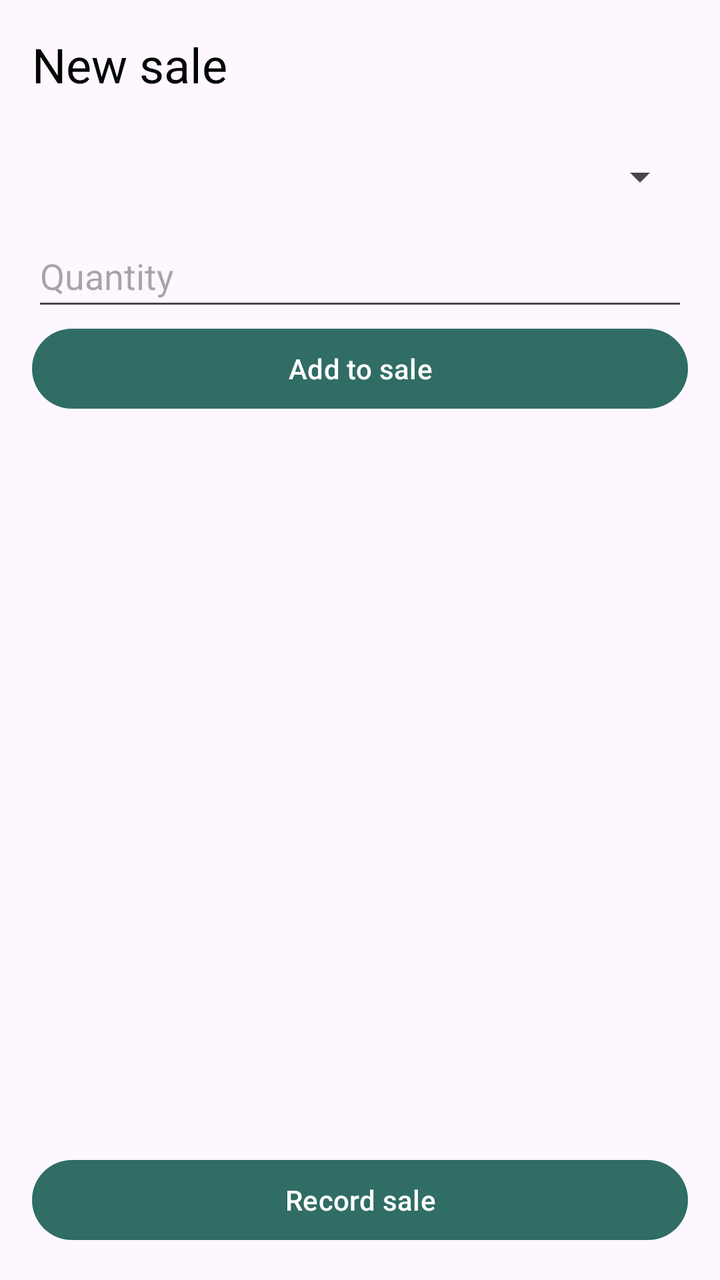
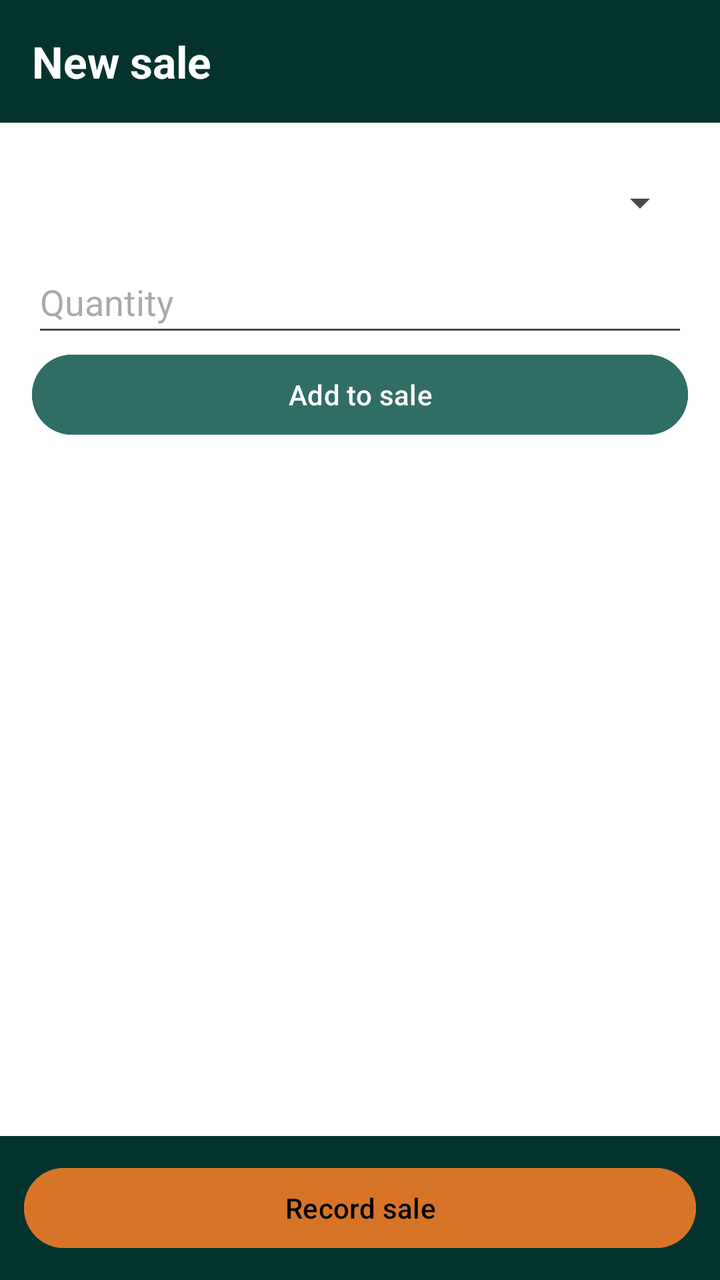

The first picture is an Android layout as it rendered before a commit; the second is the same layout after the commit. The layout source and the unified diff follow.
<!-- AndroidManifest.xml: application theme Theme.StockSense -->
<!-- res/layout/activity_new_sale.xml -->
<?xml version="1.0" encoding="utf-8"?>
<LinearLayout xmlns:android="http://schemas.android.com/apk/res/android"
    android:layout_width="match_parent"
    android:layout_height="match_parent"
    android:fitsSystemWindows="true"
    android:orientation="vertical">
<LinearLayout xmlns:android="http://schemas.android.com/apk/res/android"
    android:layout_width="match_parent"
    android:layout_height="match_parent"
    android:orientation="vertical"
    android:padding="16dp">

    <TextView
        android:layout_width="wrap_content"
        android:layout_height="wrap_content"
        android:text="@string/sales_title_new_sale"
        android:textColor="@color/stocksense_text"
        android:textSize="24sp" />

    <Spinner
        android:id="@+id/spProducts"
        android:layout_width="match_parent"
        android:layout_height="48dp"
        android:layout_marginTop="16dp" />

    <EditText
        android:id="@+id/etQuantity"
        android:layout_width="match_parent"
        android:layout_height="wrap_content"
        android:minHeight="48dp"
        android:hint="@string/sales_hint_quantity"
        android:inputType="number" />

    <Button
        android:id="@+id/btnAddItem"
        android:layout_width="match_parent"
        android:layout_height="wrap_content"
        android:minHeight="48dp"
        android:text="@string/sales_btn_add_item" />

    <ListView
        android:id="@+id/lvCart"
        android:layout_width="match_parent"
        android:layout_height="0dp"
        android:layout_weight="1" />

    <TextView
        android:id="@+id/tvTotal"
        android:layout_width="match_parent"
        android:layout_height="wrap_content"
        android:layout_marginTop="8dp"
        android:textColor="@color/stocksense_text"
        android:textSize="18sp" />

    <Button
        android:id="@+id/btnRecordSale"
        android:layout_width="match_parent"
        android:layout_height="wrap_content"
        android:minHeight="48dp"
        android:text="@string/sales_btn_record" />

</LinearLayout>
</LinearLayout>
<!-- resources referenced by this layout -->
<resources>
  <color name="stocksense_text">#040606</color>
  <string name="sales_btn_add_item">Add to sale</string>
  <string name="sales_btn_record">Record sale</string>
  <string name="sales_hint_quantity">Quantity</string>
  <string name="sales_title_new_sale">New sale</string>
  <style name="Theme.StockSense" parent="Base.Theme.StockSense" />
  <style name="Base.Theme.StockSense" parent="Theme.Material3.Light.NoActionBar">
          
          <item name="colorPrimary">@color/stocksense_primary</item>
          <item name="android:forceDarkAllowed" tools:targetApi="q">false</item>
      </style>
  <color name="stocksense_primary">#306D64</color>
</resources>

<!-- the commit's change to res/layout/activity_new_sale.xml (unified diff, before → after) -->
@@ -3,61 +3,81 @@
     android:layout_width="match_parent"
     android:layout_height="match_parent"
     android:fitsSystemWindows="true"
+    android:background="@color/stocksense_dark"
     android:orientation="vertical">
-<LinearLayout xmlns:android="http://schemas.android.com/apk/res/android"
-    android:layout_width="match_parent"
-    android:layout_height="match_parent"
-    android:orientation="vertical"
-    android:padding="16dp">
 
     <TextView
-        android:layout_width="wrap_content"
-        android:layout_height="wrap_content"
-        android:text="@string/sales_title_new_sale"
-        android:textColor="@color/stocksense_text"
-        android:textSize="24sp" />
-
-    <Spinner
-        android:id="@+id/spProducts"
-        android:layout_width="match_parent"
-        android:layout_height="48dp"
-        android:layout_marginTop="16dp" />
-
-    <EditText
-        android:id="@+id/etQuantity"
         android:layout_width="match_parent"
         android:layout_height="wrap_content"
-        android:minHeight="48dp"
-        android:hint="@string/sales_hint_quantity"
-        android:inputType="number" />
+        android:background="@color/stocksense_dark"
+        android:padding="16dp"
+        android:text="@string/sales_title_new_sale"
+        android:textColor="@color/white"
+        android:textSize="22sp"
+        android:textStyle="bold" />
 
-    <Button
-        android:id="@+id/btnAddItem"
+    <LinearLayout
+        android:layout_width="match_parent"
+        android:layout_height="0dp"
+        android:layout_weight="1"
+        android:background="@color/white"
+        android:orientation="vertical"
+        android:padding="16dp">
+
+        <Spinner
+            android:id="@+id/spProducts"
+            android:layout_width="match_parent"
+            android:layout_height="48dp" />
+
+        <EditText
+            android:id="@+id/etQuantity"
+            android:layout_width="match_parent"
+            android:layout_height="wrap_content"
+            android:minHeight="48dp"
+            android:hint="@string/sales_hint_quantity"
+            android:inputType="number" />
+
+        <Button
+            android:id="@+id/btnAddItem"
+            android:layout_width="match_parent"
+            android:layout_height="wrap_content"
+            android:backgroundTint="@color/stocksense_primary"
+            android:minHeight="48dp"
+            android:text="@string/sales_btn_add_item"
+            android:textColor="@color/white" />
+
+        <ListView
+            android:id="@+id/lvCart"
+            android:layout_width="match_parent"
+            android:layout_height="0dp"
+            android:layout_weight="1" />
+
+        <TextView
+            android:id="@+id/tvTotal"
+            android:layout_width="match_parent"
+            android:layout_height="wrap_content"
+            android:layout_marginTop="8dp"
+            android:textColor="@color/stocksense_primary"
+            android:textSize="20sp"
+            android:textStyle="bold" />
+
+    </LinearLayout>
+
+    <LinearLayout
         android:layout_width="match_parent"
         android:layout_height="wrap_content"
-        android:minHeight="48dp"
-        android:text="@string/sales_btn_add_item" />
+        android:background="@color/stocksense_dark"
+        android:orientation="vertical"
+        android:padding="12dp">
 
-    <ListView
-        android:id="@+id/lvCart"
-        android:layout_width="match_parent"
-        android:layout_height="0dp"
-        android:layout_weight="1" />
+        <Button
+            android:id="@+id/btnRecordSale"
+            android:layout_width="match_parent"
+            android:layout_height="wrap_content"
+            android:backgroundTint="@color/stocksense_accent"
+            android:minHeight="48dp"
+            android:text="@string/sales_btn_record"
+            android:textColor="@color/stocksense_text" />
 
-    <TextView
-        android:id="@+id/tvTotal"
-        android:layout_width="match_parent"
-        android:layout_height="wrap_content"
-        android:layout_marginTop="8dp"
-        android:textColor="@color/stocksense_text"
-        android:textSize="18sp" />
-
-    <Button
-        android:id="@+id/btnRecordSale"
-        android:layout_width="match_parent"
-        android:layout_height="wrap_content"
-        android:minHeight="48dp"
-        android:text="@string/sales_btn_record" />
-
+    </LinearLayout>
 </LinearLayout>
-</LinearLayout>
<!-- resource entries referenced after the edit -->
@@ -1,6 +1,9 @@
 <!-- resources referenced by this layout -->
 <resources>
+  <color name="stocksense_accent">#D77428</color>
+  <color name="stocksense_dark">#04332D</color>
   <color name="stocksense_text">#040606</color>
+  <color name="white">#FFFFFFFF</color>
   <string name="sales_btn_add_item">Add to sale</string>
   <string name="sales_btn_record">Record sale</string>
   <string name="sales_hint_quantity">Quantity</string>
